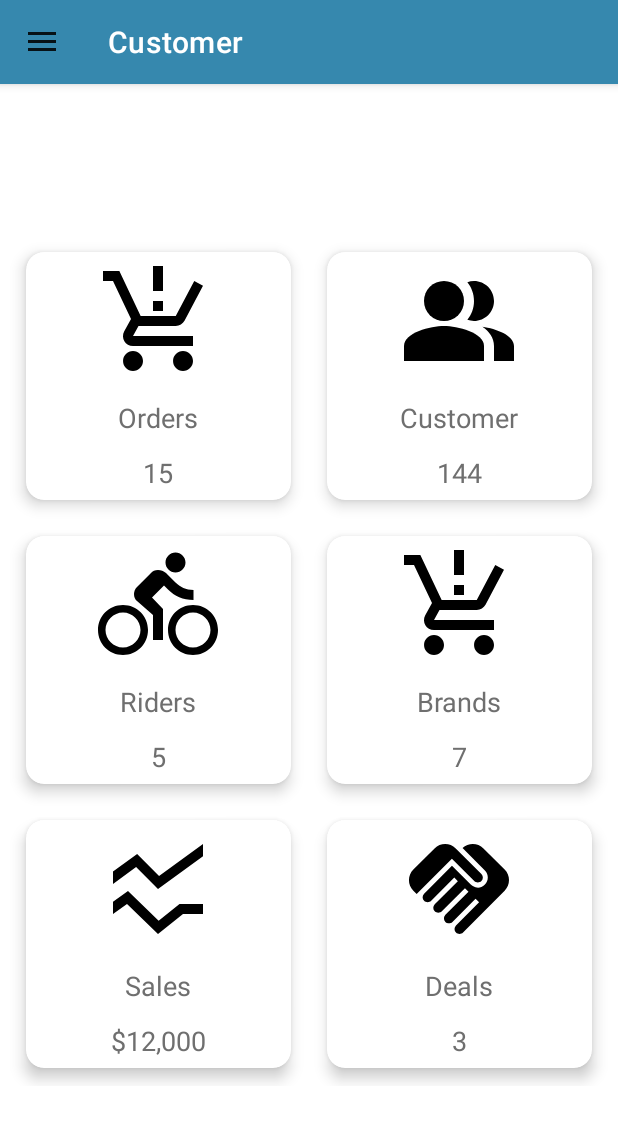
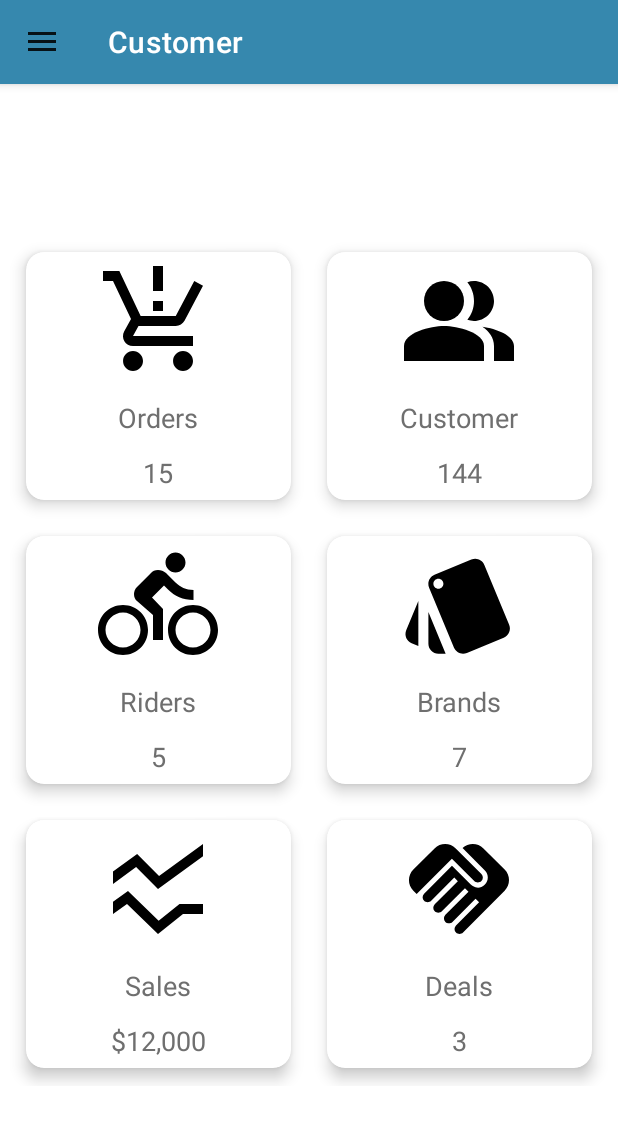
Before and after one commit to TopekoX/water-delivery-app, an Android app: the CustomerActivity screen opened directly, with no data from a screen before it, on a phone screen of 412 x 824 dp. Shown: the top 1122 px of the screen. Run offline under Robolectric (Android 15) with nearby library versions, the phone set to English and light mode, and no system bars.

Commit message:
Add Material UI for Dashboard

```diff
--- a/app/src/main/res/layout/activity_dashboard.xml
+++ b/app/src/main/res/layout/activity_dashboard.xml
@@ -166,7 +166,7 @@
                             <ImageView
                                 android:layout_width="80dp"
                                 android:layout_height="80dp"
-                                android:src="@drawable/ic_baseline_production_quantity_limits_24" />
+                                android:src="@drawable/ic_baseline_style_24" />
                             <TextView
                                 android:layout_width="wrap_content"
                                 android:layout_height="wrap_content"
```
